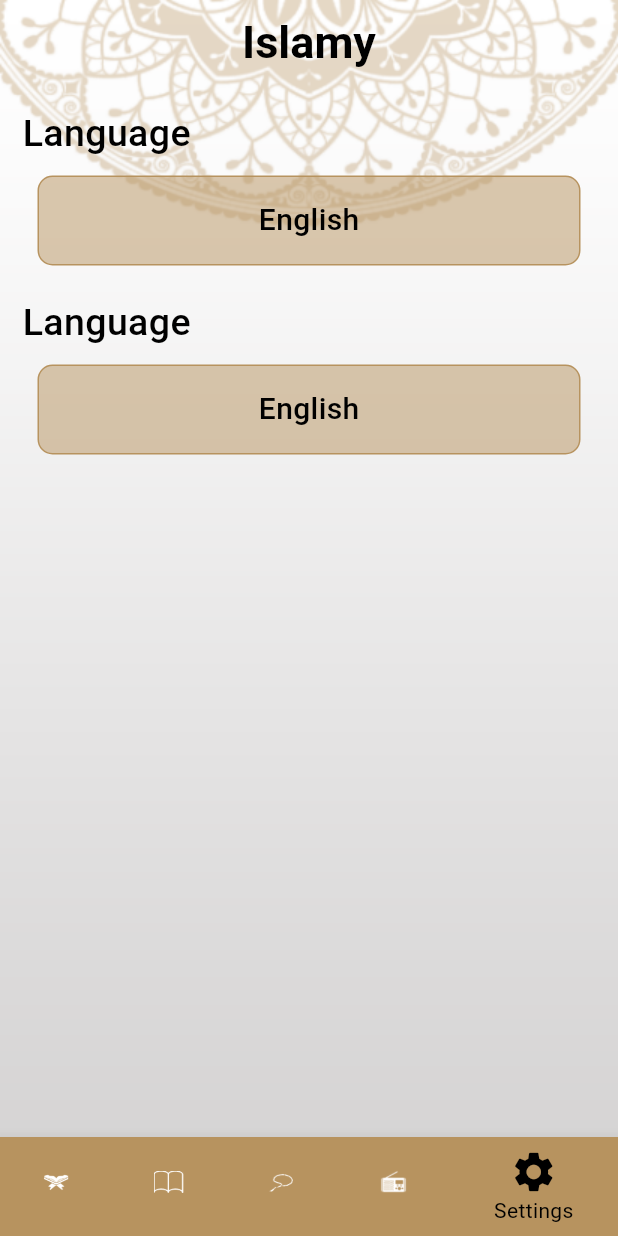
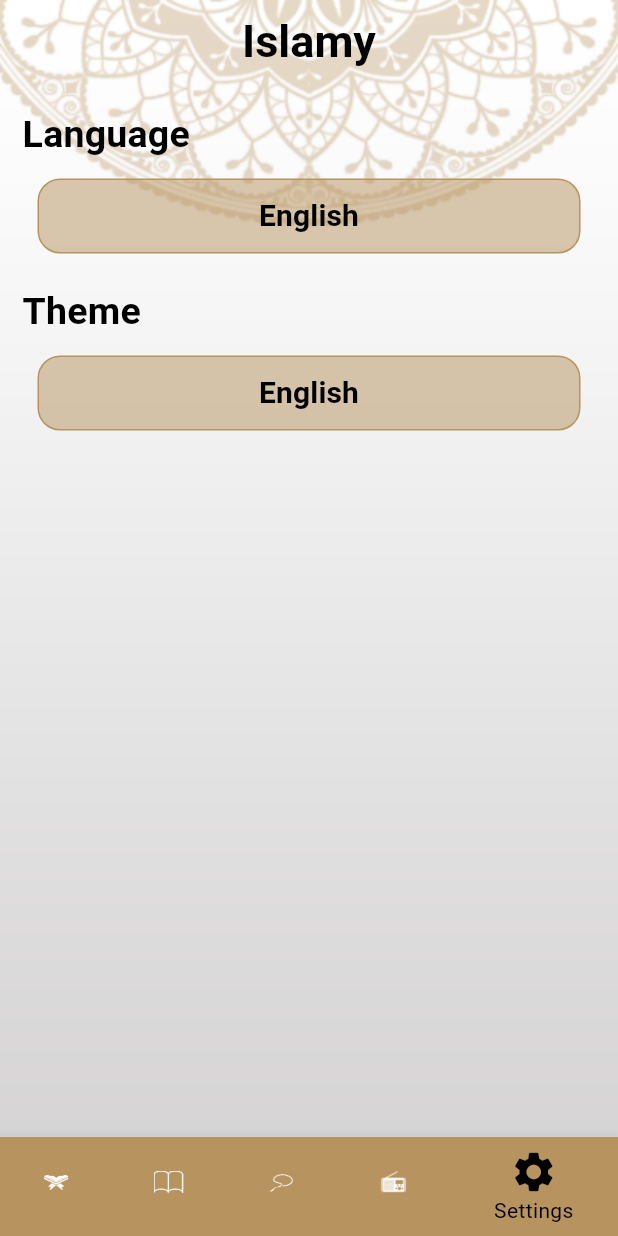
Before and after one commit to AER-Shalaan/islamy_app, a Flutter app: the screen it shows after launch, item 5 of the bottom bar chosen, on a phone screen of 412 x 824 dp. Run offline on Flutter 3.47's test engine with Material 3 defaults, Android fonts, the phone set to English and light mode, and no system bars.

Commit message:
+ Edit settings_widget.dart + finish dark.dart , light.dart

```diff
--- a/lib/Themes/dark.dart
+++ b/lib/Themes/dark.dart
@@ -1,39 +1,51 @@
 import 'package:flutter/material.dart';
 
 class DarkTheme{
+  static  Color primaryColor = const Color(0xff141A2E);
+  static  Color onPrimaryColor = Colors.white;
+  static  Color secondaryColor = Colors.black;
+  static  Color onSecondaryColor = const Color(0xffFACC1D);
+  static  Color tertiaryColor = const Color(0xffFACC1D);
   static ThemeData dark =
   ThemeData(
       scaffoldBackgroundColor: Colors.transparent,
-      appBarTheme: const AppBarTheme(
+      appBarTheme:  AppBarTheme(
           backgroundColor: Colors.transparent,
           centerTitle: true,
-          titleTextStyle: TextStyle(color: Colors.white,fontSize: 30 ,fontWeight: FontWeight.bold),
+          titleTextStyle: TextStyle(color: onPrimaryColor,fontSize: 30 ,fontWeight: FontWeight.bold),
           shadowColor: Colors.transparent,
-        elevation: 0,
-        iconTheme: IconThemeData(color: Colors.white)
+          elevation: 0,
+          iconTheme: IconThemeData(color: onPrimaryColor)),
+      dividerTheme: DividerThemeData(
+          color: tertiaryColor,
+          thickness: 2
       ),
       cardTheme: CardTheme(
-        color: const Color(0xff141A2E).withOpacity(0.50),
+        color: primaryColor.withOpacity(0.50),
         margin: const EdgeInsets.all(20.0),
         elevation: 10,
       ),
+      bottomSheetTheme: BottomSheetThemeData(backgroundColor: primaryColor, elevation: 10),
+      textTheme: TextTheme(
+          titleLarge: TextStyle(fontSize: 30 ,fontWeight: FontWeight.bold ,color: onPrimaryColor),
+          titleMedium: TextStyle(fontSize:25 ,fontWeight: FontWeight.w600 ,color: onPrimaryColor),
+          titleSmall: TextStyle(fontSize:25 ,fontWeight: FontWeight.w600 ,color: onSecondaryColor),
+          bodyLarge: TextStyle(fontSize:23 ,fontWeight: FontWeight.w500 ,color: onPrimaryColor),
+          bodyMedium: TextStyle(fontSize:20 ,fontWeight: FontWeight.w400 ,color: onSecondaryColor)
+      ),
       colorScheme: ColorScheme.fromSeed(
-          seedColor: const Color(0xff141A2E),
-          primary: const Color(0xff141A2E),
-          onPrimary: Colors.white,
-          secondary: Colors.black,
-          onSecondary: const Color(0xffFACC1D),
-          tertiary: const Color(0xffFACC1D)
+          seedColor: primaryColor,
+          primary: primaryColor,
+          onPrimary: onPrimaryColor,
+          secondary: secondaryColor,
+          onSecondary: onSecondaryColor,
+          tertiary: tertiaryColor
       ),
-      bottomNavigationBarTheme: const BottomNavigationBarThemeData(
-          selectedItemColor: Color(0xffFACC1D),
+      bottomNavigationBarTheme: BottomNavigationBarThemeData(
+          selectedItemColor: onSecondaryColor,
           unselectedItemColor: Colors.white,
-          selectedIconTheme: IconThemeData(
-              size: 32
-          ),
-          unselectedIconTheme: IconThemeData(
-              size: 20)
-      ),
+          selectedIconTheme: const IconThemeData(size: 32),
+          unselectedIconTheme: const IconThemeData(size: 20)),
       useMaterial3: true
   );
 }
--- a/lib/Themes/light.dart
+++ b/lib/Themes/light.dart
@@ -1,39 +1,51 @@
 import 'package:flutter/material.dart';
 
 class LightTheme{
+  static  Color primaryColor = const Color(0xffB7935F);
+  static  Color onPrimaryColor = Colors.black;
+  static  Color secondaryColor = Colors.white;
+  static  Color onSecondaryColor =  Colors.black;
+  static  Color tertiaryColor = const Color(0xffB7935F);
   static ThemeData light =
   ThemeData(
-  scaffoldBackgroundColor : Colors.transparent,
-  appBarTheme: const AppBarTheme(
+      scaffoldBackgroundColor: Colors.transparent,
+      appBarTheme:  AppBarTheme(
           backgroundColor: Colors.transparent,
           centerTitle: true,
-  titleTextStyle: TextStyle(color: Colors.black,fontSize: 30 ,fontWeight: FontWeight.bold),
+          titleTextStyle: TextStyle(color: onPrimaryColor,fontSize: 30 ,fontWeight: FontWeight.bold),
           shadowColor: Colors.transparent,
           elevation: 0,
-      iconTheme: IconThemeData(color: Colors.black)
+          iconTheme: IconThemeData(color: onPrimaryColor)),
+      dividerTheme: DividerThemeData(
+        color: tertiaryColor,
+        thickness: 2
       ),
       cardTheme: const CardTheme(
         color: Colors.white,
         margin: EdgeInsets.all(20.0),
         elevation: 10,
       ),
+      bottomSheetTheme: const BottomSheetThemeData(backgroundColor: Colors.white, elevation: 10),
+      textTheme: TextTheme(
+        titleLarge: TextStyle(fontSize: 30 ,fontWeight: FontWeight.bold ,color: onPrimaryColor),
+        titleMedium: TextStyle(fontSize:25 ,fontWeight: FontWeight.w600 ,color: onPrimaryColor),
+        titleSmall: TextStyle(fontSize:25 ,fontWeight: FontWeight.w600 ,color: onSecondaryColor),
+        bodyLarge: TextStyle(fontSize:23 ,fontWeight: FontWeight.w500 ,color: onPrimaryColor),
+        bodyMedium: TextStyle(fontSize:20 ,fontWeight: FontWeight.w400 ,color: onSecondaryColor)
+      ),
       colorScheme: ColorScheme.fromSeed(
-  seedColor: const Color(0xffB7935F),
-  primary: const Color(0xffB7935F),
-  onPrimary: Colors.black,
-  secondary: Colors.white,
-  onSecondary: Colors.black,
-  tertiary: const Color(0xffB7935F)
+          seedColor: primaryColor,
+          primary: primaryColor,
+          onPrimary: onPrimaryColor,
+          secondary: secondaryColor,
+          onSecondary: onSecondaryColor,
+          tertiary: tertiaryColor
       ),
-  bottomNavigationBarTheme: const BottomNavigationBarThemeData(
-  selectedItemColor: Colors.black,
+      bottomNavigationBarTheme: BottomNavigationBarThemeData(
+          selectedItemColor: onSecondaryColor,
           unselectedItemColor: Colors.white,
-  selectedIconTheme: IconThemeData(
-  size: 32
-  ),
-  unselectedIconTheme: IconThemeData(
-  size: 20)
-  ),
+          selectedIconTheme: const IconThemeData(size: 32),
+          unselectedIconTheme: const IconThemeData(size: 20)),
       useMaterial3: true
   );
 }
--- a/lib/screens/home/bodies/hadith/hadith_title_widget.dart
+++ b/lib/screens/home/bodies/hadith/hadith_title_widget.dart
@@ -15,8 +15,8 @@ class HadithTitleWidget extends StatelessWidget {
       child: Text(
         hadith.title,
         textAlign: TextAlign.center,
-        style: TextStyle(fontSize: 25,fontWeight: FontWeight.bold,color: Theme.of(context).colorScheme.onPrimary),
-            ),
+        style:Theme.of(context).textTheme.bodyLarge
+      ),
     );
   }
 }
--- a/lib/screens/home/bodies/quran/quran_title_widget.dart
+++ b/lib/screens/home/bodies/quran/quran_title_widget.dart
@@ -15,13 +15,13 @@ class QuranTitleWidget extends StatelessWidget {
       child: Row(
         mainAxisAlignment: MainAxisAlignment.spaceEvenly,
         children: [
-          Expanded(child: Center(child: Text(title,style:  TextStyle(fontSize: 25,fontWeight:FontWeight.bold ,color: Theme.of(context).colorScheme.onPrimary),))),
+          Expanded(child: Center(child: Text(title,style: Theme.of(context).textTheme.bodyLarge))),
           Container(
             color:Theme.of(context).colorScheme.tertiary,
             height: 50,
             width: 2,
           ),
-          Expanded(child: Center(child: Text(versesNumber,style:  TextStyle(fontSize: 25,fontWeight:FontWeight.bold ,color: Theme.of(context).colorScheme.onPrimary),))),
+          Expanded(child: Center(child: Text(versesNumber , style: Theme.of(context).textTheme.bodyLarge))),
         ],
       ),
     );
--- a/lib/screens/home/bodies/sebiha/sebiha_widget.dart
+++ b/lib/screens/home/bodies/sebiha/sebiha_widget.dart
@@ -50,7 +50,7 @@ class _SebihaWidgetState extends State<SebihaWidget> {
                 ],),
           ),
           const Spacer(flex: 1,),
-          Text("عدد التسبيحات", style: TextStyle(color: Theme.of(context).colorScheme.onPrimary,fontWeight: FontWeight.w500,fontSize: 25),),
+          Text("عدد التسبيحات", style: Theme.of(context).textTheme.bodyLarge),
           const Spacer(flex: 1,),
           Container(
             alignment: Alignment.center,
@@ -60,7 +60,7 @@ class _SebihaWidgetState extends State<SebihaWidget> {
               color: Theme.of(context).colorScheme.primary.withOpacity(0.5),
               borderRadius: BorderRadius.circular(25)
             ),
-            child: Text("$sebihaCounter",style: TextStyle(color: Theme.of(context).colorScheme.onPrimary,fontSize: 25,fontWeight: FontWeight.bold),),
+            child: Text("$sebihaCounter",style: Theme.of(context).textTheme.bodyLarge),
           ),
           const Spacer(flex: 1,),
           Container(
@@ -69,7 +69,7 @@ class _SebihaWidgetState extends State<SebihaWidget> {
               color: Theme.of(context).colorScheme.tertiary,
               borderRadius: BorderRadius.circular(30)
             ),
-            child: Text(deker,style: TextStyle(color: Theme.of(context).colorScheme.secondary,fontSize: 25,fontWeight: FontWeight.bold),),
+            child: Text(deker,style: Theme.of(context).textTheme.bodyLarge?.copyWith(color: Theme.of(context).colorScheme.secondary)),
           ),
           const Spacer(flex: 6)
 
--- /dev/null
+++ b/lib/screens/home/bodies/settings/settings_widget.dart
@@ -0,0 +1,63 @@
+import 'package:flutter/material.dart';
+import 'package:islamy_app/screens/home/bodies/settings/theme_sheet.dart';
+import 'language_sheet.dart';
+
+class SettingsWidget extends StatefulWidget {
+  const SettingsWidget({super.key});
+
+  @override
+  State<SettingsWidget> createState() => _SettingsWidgetState();
+}
+
+class _SettingsWidgetState extends State<SettingsWidget> {
+  @override
+  Widget build(BuildContext context) {
+    return Padding(
+      padding: const EdgeInsets.all(15.0),
+      child: Column(
+        crossAxisAlignment: CrossAxisAlignment.start,
+        children: [
+          Text("Language", style: Theme.of(context).textTheme.titleMedium),
+          GestureDetector(
+            onTap: (){
+              showLanguageBottomSheet();
+            },
+            child: Container(
+                height: 50,
+                alignment: Alignment.center,
+                margin: EdgeInsets.all(10),
+                decoration: BoxDecoration(border: Border.all(color: Theme.of(context).colorScheme.tertiary),borderRadius: BorderRadius.circular(15),color: Theme.of(context).colorScheme.primary.withOpacity(0.50)),
+                child: Text("English", style: Theme.of(context).textTheme.titleSmall?.copyWith(fontSize: 20))),
+          ),
+          SizedBox(height: 10),
+          Text("Theme", style: Theme.of(context).textTheme.titleMedium),
+          GestureDetector(
+              onTap: (){
+                showThemeBottomSheet();
+              },
+            child: Container(
+                height: 50,
+                alignment: Alignment.center,
+                margin: EdgeInsets.all(10),
+                decoration: BoxDecoration(border: Border.all(color: Theme.of(context).colorScheme.tertiary),borderRadius: BorderRadius.circular(15),color: Theme.of(context).colorScheme.primary.withOpacity(0.50)),
+                child: Text("English", style: Theme.of(context).textTheme.titleSmall?.copyWith(fontSize: 20))
+            ),
+          ),
+
+        ],
+      ),
+    );
+  }
+
+  void showLanguageBottomSheet(){
+    showModalBottomSheet(context: context, builder: (context){
+      return LanguageSheet();
+    });
+  }
+
+  void showThemeBottomSheet(){
+    showModalBottomSheet(context: context, builder: (context){
+      return ThemeSheet();
+    });
+  }
+}
--- a/lib/screens/home/bodies/settings_widget.dart
+++ /dev/null
@@ -1,33 +0,0 @@
-import 'package:flutter/material.dart';
-
-class SettingsWidget extends StatelessWidget {
-  const SettingsWidget({super.key});
-
-  @override
-  Widget build(BuildContext context) {
-    return Padding(
-      padding: const EdgeInsets.all(15.0),
-      child: Column(
-        crossAxisAlignment: CrossAxisAlignment.start,
-        children: [
-          Text("Language", style: TextStyle(color: Theme.of(context).colorScheme.onPrimary,fontSize: 25,fontWeight: FontWeight.w500),),
-          Container(
-              height: 60,
-              alignment: Alignment.center,
-              margin: EdgeInsets.all(10),
-              decoration: BoxDecoration(border: Border.all(color: Theme.of(context).colorScheme.tertiary),borderRadius: BorderRadius.circular(10),color: Theme.of(context).colorScheme.primary.withOpacity(0.50)),
-              child: Text("English", style: TextStyle(color: Theme.of(context).colorScheme.onSecondary,fontSize: 20,fontWeight: FontWeight.w500))),
-          SizedBox(height: 10),
-          Text("Language", style: TextStyle(color: Theme.of(context).colorScheme.onPrimary,fontSize: 25,fontWeight: FontWeight.w500),),
-          Container(
-              height: 60,
-              alignment: Alignment.center,
-              margin: EdgeInsets.all(10),
-              decoration: BoxDecoration(border: Border.all(color: Theme.of(context).colorScheme.tertiary),borderRadius: BorderRadius.circular(10),color: Theme.of(context).colorScheme.primary.withOpacity(0.50)),
-              child: Text("English", style: TextStyle(color: Theme.of(context).colorScheme.onSecondary,fontSize: 20,fontWeight: FontWeight.w500))),
-
-        ],
-      ),
-    );
-  }
-}
--- a/lib/screens/home/home_screen.dart
+++ b/lib/screens/home/home_screen.dart
@@ -3,7 +3,7 @@ import 'package:islamy_app/screens/home/bodies/hadith/hadith_widget.dart';
 import 'package:islamy_app/screens/home/bodies/quran/quran_widget.dart';
 import 'package:islamy_app/screens/home/bodies/radio_widget.dart';
 import 'package:islamy_app/screens/home/bodies/sebiha/sebiha_widget.dart';
-import 'package:islamy_app/screens/home/bodies/settings_widget.dart';
+import 'package:islamy_app/screens/home/bodies/settings/settings_widget.dart';
 
 class HomeScreen extends StatefulWidget {
   static const String routeName = "HomeScreen";
@@ -31,7 +31,7 @@ class _HomeScreenState extends State<HomeScreen> {
       )),
       child: Scaffold(
         appBar: AppBar(
-          title: const Text("Islamy"),
+          title:  Text("Islamy" ,style: Theme.of(context).textTheme.titleLarge),
         ),
         bottomNavigationBar: BottomNavigationBar(
           currentIndex: currentNavIndex,
```
Also changed, not shown: lib/screens/hadith_details/hadith_details_screen.dart (+8 -11 lines), lib/screens/home/bodies/hadith/hadith_widget.dart (+4 -9 lines), lib/screens/home/bodies/quran/quran_widget.dart (+6 -9 lines), lib/screens/home/bodies/settings/language_sheet.dart (added, +39 -0 lines), lib/screens/home/bodies/settings/theme_sheet.dart (added, +39 -0 lines), lib/screens/quran_details/quran_details_screen.dart (+7 -12 lines). Lines whose indentation alone changed are shown as unchanged.
